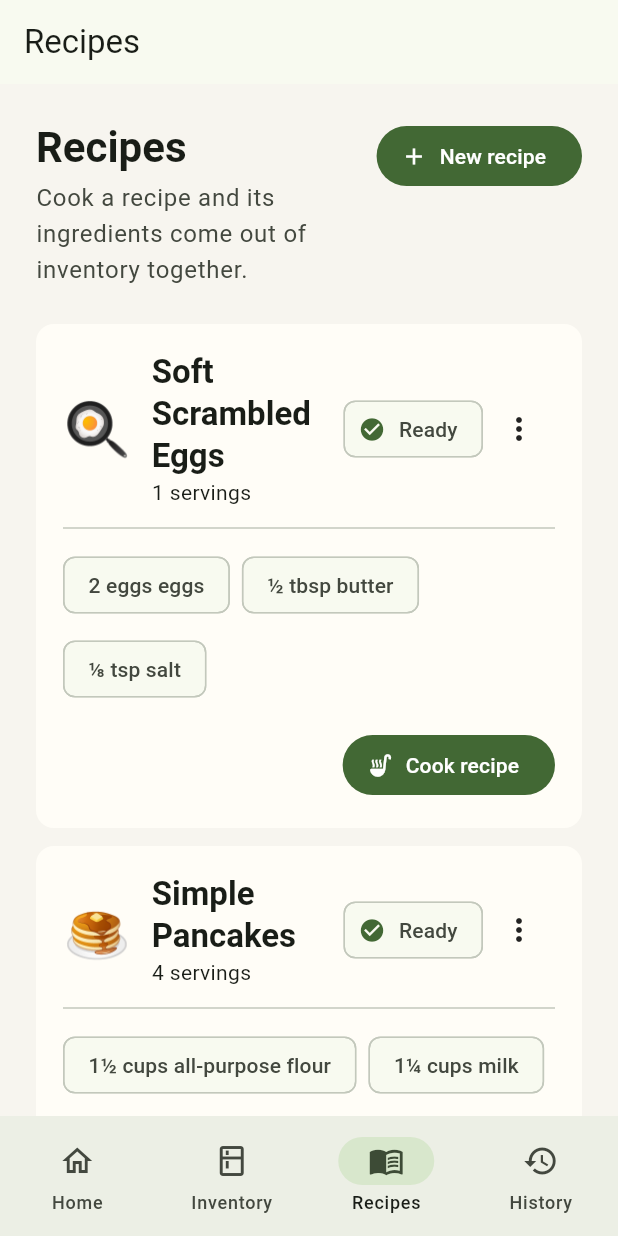
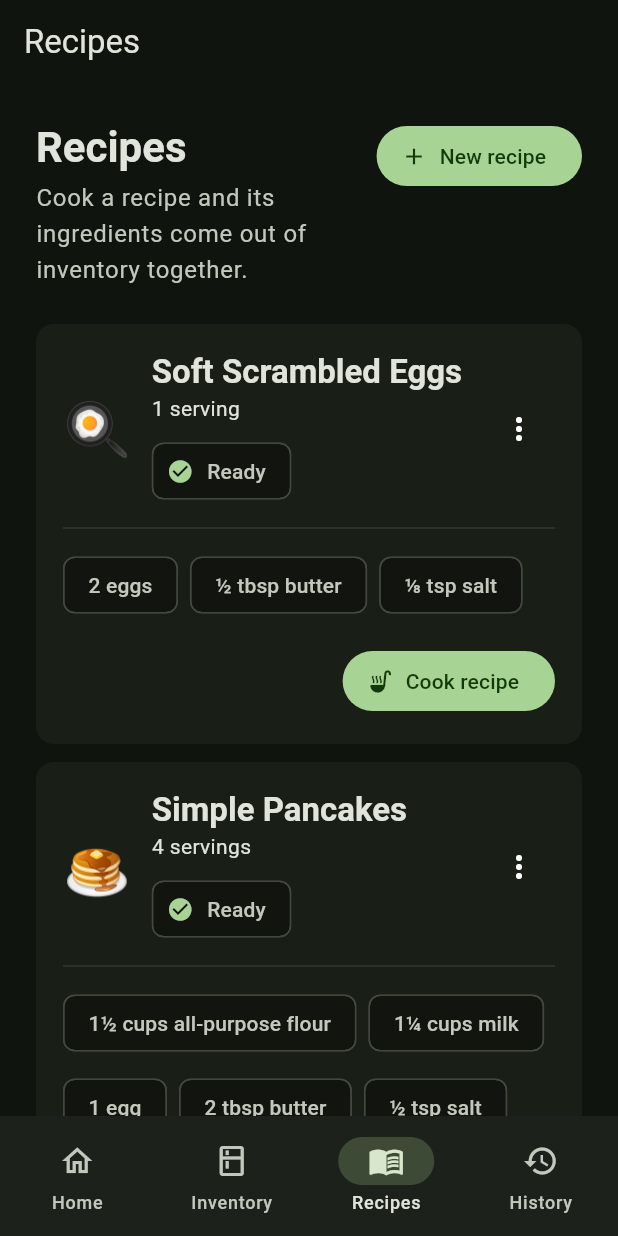
Before and after one commit to DrewBrandt/kitchen, a Flutter app: the screen it shows after launch, item 3 of the bottom bar chosen, on a phone screen of 412 x 824 dp. Run offline on Flutter 3.47's test engine with Material 3 defaults, Android fonts, the phone set to English and light mode, and no system bars.

Commit message:
Polish dark responsive pantry UI

```diff
--- a/lib/app.dart
+++ b/lib/app.dart
@@ -25,6 +25,7 @@ class _PantryAppState extends State<PantryApp> {
     return MaterialApp(
       title: 'Pantry',
       debugShowCheckedModeBanner: false,
+      themeMode: ThemeMode.dark,
       theme: ThemeData(
         colorScheme: ColorScheme.fromSeed(
           seedColor: seed,
@@ -47,6 +48,25 @@ class _PantryAppState extends State<PantryApp> {
           brightness: Brightness.dark,
         ),
         useMaterial3: true,
+        scaffoldBackgroundColor: const Color(0xFF10140F),
+        cardTheme: const CardThemeData(
+          elevation: 0,
+          margin: EdgeInsets.zero,
+          color: Color(0xFF191E17),
+        ),
+        appBarTheme: const AppBarTheme(
+          backgroundColor: Color(0xFF10140F),
+          surfaceTintColor: Colors.transparent,
+        ),
+        navigationRailTheme: const NavigationRailThemeData(
+          backgroundColor: Color(0xFF10140F),
+        ),
+        inputDecorationTheme: const InputDecorationTheme(
+          border: OutlineInputBorder(),
+          filled: true,
+          fillColor: Color(0xFF1C221A),
+        ),
+        dividerTheme: const DividerThemeData(color: Color(0xFF30382D)),
       ),
       home: PantryHomePage(store: store),
     );
--- a/lib/data/pantry_store.dart
+++ b/lib/data/pantry_store.dart
@@ -74,7 +74,8 @@ class PantryStore extends ChangeNotifier {
     _applyDeductions(deductions);
     final event = ConsumptionEvent(
       id: 'event-${++_sequence}',
-      label: '${units.formatAmount(servingCount)} servings of ${recipe.name}',
+      label:
+          '${units.formatAmount(servingCount)} ${servingCount == 1 ? 'serving' : 'servings'} of ${recipe.name}',
       timestamp: DateTime.now(),
       recipeId: recipe.id,
       deductions: deductions,
--- a/lib/pages/home_page.dart
+++ b/lib/pages/home_page.dart
@@ -467,6 +467,14 @@ class _RecipeCard extends StatelessWidget {
   @override
   Widget build(BuildContext context) {
     final missing = store.missingFor(recipe);
+    final compact = MediaQuery.sizeOf(context).width < 600;
+    final availabilityChip = Chip(
+      avatar: Icon(
+        missing.isEmpty ? Icons.check_circle : Icons.shopping_basket_outlined,
+        size: 18,
+      ),
+      label: Text(missing.isEmpty ? 'Ready' : 'Missing ${missing.length}'),
+    );
     return Card(
       child: Padding(
         padding: const EdgeInsets.all(18),
@@ -488,22 +496,16 @@ class _RecipeCard extends StatelessWidget {
                         ),
                       ),
                       Text(
-                        '${store.units.formatAmount(recipe.servings)} servings',
+                        '${store.units.formatAmount(recipe.servings)} ${recipe.servings == 1 ? 'serving' : 'servings'}',
                       ),
+                      if (compact) ...[
+                        const SizedBox(height: 8),
+                        availabilityChip,
+                      ],
                     ],
                   ),
                 ),
-                Chip(
-                  avatar: Icon(
-                    missing.isEmpty
-                        ? Icons.check_circle
-                        : Icons.shopping_basket_outlined,
-                    size: 18,
-                  ),
-                  label: Text(
-                    missing.isEmpty ? 'Ready' : 'Missing ${missing.length}',
-                  ),
-                ),
+                if (!compact) availabilityChip,
                 PopupMenuButton<String>(
                   tooltip: 'Recipe actions',
                   onSelected: (value) {
--- a/lib/services/unit_service.dart
+++ b/lib/services/unit_service.dart
@@ -36,6 +36,14 @@ class UnitService {
 
   String ingredientLabel(FoodDefinition food, RecipeIngredient ingredient) {
     final conversion = food.conversionFor(ingredient.unit);
+    if (food.mode == QuantityMode.counted) {
+      final symbol =
+          (ingredient.amount - 1).abs() < 0.001 &&
+              conversion.symbol.endsWith('s')
+          ? conversion.symbol.substring(0, conversion.symbol.length - 1)
+          : conversion.symbol;
+      return '${formatAmount(ingredient.amount)} $symbol';
+    }
     return '${formatAmount(ingredient.amount)} ${conversion.symbol} ${food.name.toLowerCase()}';
   }
 
```
